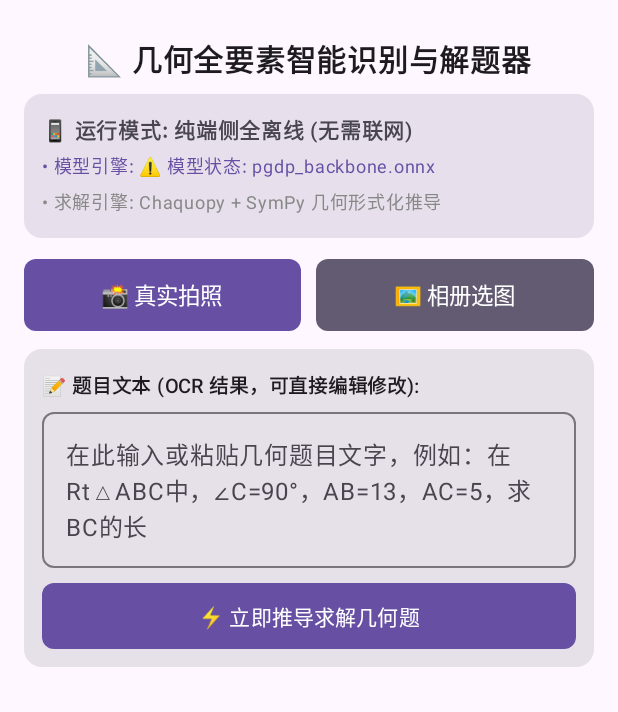
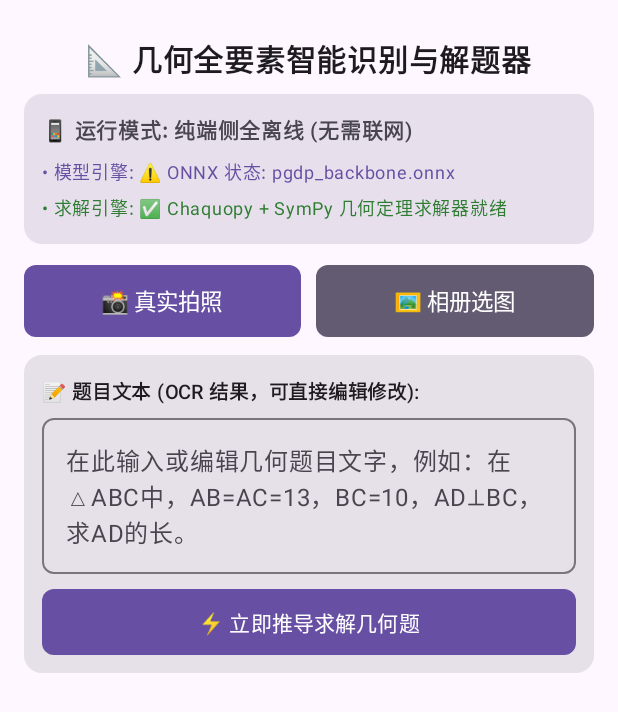
Before and after one commit to alfredhun/PGDPNet-Modern, an Android app built with Jetpack Compose: the screen it shows after launch (MainActivity), after a tap on "⚡ 立即推导求解几何题", on a phone screen of 412 x 824 dp. Shown: the top 712 px of the screen. Run offline under Robolectric (Android 15) with nearby library versions, the phone set to English and light mode, and no system bars; libraries missing offline, so code that uses them is left out: ai.onnxruntime, com.chaquo.python, com.google.mlkit.vision; 6 statements that could not run were skipped.

Commit message:
feat(solver): upgrade to rigorous theorem inference engine with explicit engine status monitoring and multi-stage reasoning

```diff
--- a/android_project/app/src/main/java/com/example/geometrysolver/MainActivity.kt
+++ b/android_project/app/src/main/java/com/example/geometrysolver/MainActivity.kt
@@ -32,6 +32,7 @@ import com.google.mlkit.vision.common.InputImage
 import com.google.mlkit.vision.text.TextRecognition
 import com.google.mlkit.vision.text.chinese.ChineseTextRecognizerOptions
 import kotlinx.coroutines.Dispatchers
+import kotlinx.coroutines.delay
 import kotlinx.coroutines.launch
 import kotlinx.coroutines.withContext
 import org.json.JSONObject
@@ -49,6 +50,8 @@ data class SolveResult(
 class MainActivity : ComponentActivity() {
 
     private var onnxDetector: GeometryOnnxDetector? = null
+    private var onnxStatus by mutableStateOf("⏳ 正在检测 ONNX 几何模型...")
+    private var pythonStatus by mutableStateOf("⏳ 正在检测 Python 求解引擎...")
 
     override fun onCreate(savedInstanceState: Bundle?) {
         super.onCreate(savedInstanceState)
@@ -58,14 +61,26 @@ class MainActivity : ComponentActivity() {
             if (!Python.isStarted()) {
                 Python.start(AndroidPlatform(this))
             }
+            val py = Python.getInstance()
+            val solverModule = py.getModule("geometry_solver")
+            // 探针测试确保 geometry_solver 模块能成功调用
+            solverModule.callAttr("normalize_text", "probe")
+            pythonStatus = "✅ Chaquopy + SymPy 几何定理求解器就绪"
         } catch (e: Throwable) {
+            pythonStatus = "⚠️ Python 启动异常: ${e.localizedMessage ?: e.toString()}"
             e.printStackTrace()
         }
 
         // 2. 初始化 ONNX Runtime 几何特征提取引擎
         try {
             onnxDetector = GeometryOnnxDetector(this)
+            onnxStatus = if (onnxDetector?.isInitialized == true) {
+                "✅ ONNX 特征提取器就绪 (MobileNetV2 / IR v9)"
+            } else {
+                "⚠️ ONNX 状态: ${onnxDetector?.errorMessage ?: "未完成加载"}"
+            }
         } catch (e: Throwable) {
+            onnxStatus = "⚠️ ONNX 启动异常: ${e.localizedMessage ?: e.toString()}"
             e.printStackTrace()
         }
 
@@ -75,13 +90,9 @@ class MainActivity : ComponentActivity() {
                     modifier = Modifier.fillMaxSize(),
                     color = MaterialTheme.colorScheme.background
                 ) {
-                    val statusText = if (onnxDetector?.isInitialized == true) {
-                        "✅ ONNX 模型加载就绪 (IR v9 / MobileNetV2)"
-                    } else {
-                        "⚠️ 模型状态: ${onnxDetector?.errorMessage ?: "未完成加载"}"
-                    }
                     GeometrySolverScreen(
-                        modelStatus = statusText,
+                        onnxStatus = onnxStatus,
+                        pythonStatus = pythonStatus,
                         onnxDetector = onnxDetector
                     )
                 }
@@ -159,7 +170,7 @@ suspend fun solveFromText(ocrText: String): SolveResult = withContext(Dispatcher
             problemType = "推导异常",
             conditions = emptyList(),
             theorems = emptyList(),
-            steps = listOf("错误详情: " + (e.localizedMessage ?: e.toString())),
+            steps = listOf("求解引擎错误详情: " + (e.localizedMessage ?: e.toString())),
             finalAnswer = "计算未完成"
         )
     }
@@ -167,7 +178,8 @@ suspend fun solveFromText(ocrText: String): SolveResult = withContext(Dispatcher
 
 @Composable
 fun GeometrySolverScreen(
-    modelStatus: String = "",
+    onnxStatus: String = "",
+    pythonStatus: String = "",
     onnxDetector: GeometryOnnxDetector? = null
 ) {
     val context = LocalContext.current
@@ -180,6 +192,17 @@ fun GeometrySolverScreen(
     var isProcessing by remember { mutableStateOf(false) }
     var statusStage by remember { mutableStateOf("") }
     var solveResult by remember { mutableStateOf<SolveResult?>(null) }
+
+    // 执行多阶段严密形式化推导流水线
+    suspend fun runReasoningPipeline(text: String) {
+        statusStage = "📐 阶段 1/3: 正在形式化抽取几何图元与已知关系..."
+        delay(250)
+        statusStage = "📖 阶段 2/3: 正在匹配几何公理与定理推理链 (三线合一 / 勾股逆定理 / 垂径定理 / 相似比)..."
+        delay(300)
+        statusStage = "⚡ 阶段 3/3: 正在调用 SymPy 符号代数执行形式化严密推导与验证..."
+        val result = solveFromText(text)
+        solveResult = result
+    }
 
     // 处理新图片流程 (拍照或相册选图后触发)
     fun processImage(bitmap: Bitmap) {
@@ -203,10 +226,8 @@ fun GeometrySolverScreen(
             val ocr = recognizeTextFromBitmap(bitmap)
             recognizedText = ocr
 
-            // 3. 自动定理推导与几何求解
-            statusStage = "⚡ 正在调用 SymPy 形式化几何定理库推导求解..."
-            val result = solveFromText(ocr)
-            solveResult = result
+            // 3. 执行几何定理形式化推导
+            runReasoningPipeline(ocr)
 
             isProcessing = false
             statusStage = ""
@@ -250,7 +271,7 @@ fun GeometrySolverScreen(
             modifier = Modifier.padding(vertical = 8.dp)
         )
 
-        // 状态说明卡片
+        // 状态说明卡片 (实时显示 ONNX 与 Python/SymPy 双引擎真实就绪状态)
         Card(
             modifier = Modifier.fillMaxWidth(),
             shape = RoundedCornerShape(12.dp),
@@ -258,8 +279,9 @@ fun GeometrySolverScreen(
         ) {
             Column(modifier = Modifier.padding(12.dp)) {
                 Text(text = "📱 运行模式: 纯端侧全离线 (无需联网)", fontWeight = FontWeight.SemiBold, fontSize = 14.sp)
-                Text(text = "• 模型引擎: $modelStatus", fontSize = 12.sp, color = MaterialTheme.colorScheme.primary)
-                Text(text = "• 求解引擎: Chaquopy + SymPy 几何形式化推导", fontSize = 12.sp, color = Color.Gray)
+                Spacer(modifier = Modifier.height(4.dp))
+                Text(text = "• 模型引擎: $onnxStatus", fontSize = 12.sp, color = MaterialTheme.colorScheme.primary)
+                Text(text = "• 求解引擎: $pythonStatus", fontSize = 12.sp, color = if (pythonStatus.startsWith("✅")) Color(0xFF2E7D32) else Color.Red)
             }
         }
 
@@ -351,7 +373,7 @@ fun GeometrySolverScreen(
                 OutlinedTextField(
                     value = recognizedText,
                     onValueChange = { recognizedText = it },
-                    placeholder = { Text("在此输入或粘贴几何题目文字，例如：在Rt△ABC中，∠C=90°，AB=13，AC=5，求BC的长") },
+                    placeholder = { Text("在此输入或编辑几何题目文字，例如：在△ABC中，AB=AC=13，BC=10，AD⊥BC，求AD的长。") },
                     modifier = Modifier
                         .fillMaxWidth()
                         .heightIn(min = 90.dp, max = 160.dp),
@@ -363,8 +385,7 @@ fun GeometrySolverScreen(
                     onClick = {
                         scope.launch {
                             isProcessing = true
-                            statusStage = "⚡ 正在推导几何定理求解..."
-                            solveResult = solveFromText(recognizedText)
+                            runReasoningPipeline(recognizedText)
                             isProcessing = false
                             statusStage = ""
                         }
@@ -381,7 +402,7 @@ fun GeometrySolverScreen(
         solveResult?.let { result ->
             Spacer(modifier = Modifier.height(14.dp))
 
-            // 1. 题型与答案卡片
+            // 1. 题型与最终答案卡片
             Card(
                 modifier = Modifier.fillMaxWidth(),
                 shape = RoundedCornerShape(12.dp),
@@ -389,16 +410,16 @@ fun GeometrySolverScreen(
             ) {
                 Column(modifier = Modifier.padding(14.dp)) {
                     Text(
-                        text = "🎯 题型: ${result.problemType}",
+                        text = "🎯 几何模型: ${result.problemType}",
                         color = Color(0xFF2E7D32),
                         fontSize = 14.sp,
                         fontWeight = FontWeight.SemiBold
                     )
-                    Spacer(modifier = Modifier.height(4.dp))
+                    Spacer(modifier = Modifier.height(6.dp))
                     Text(
                         text = "最终答案: ${result.finalAnswer}",
                         color = Color(0xFF1B5E20),
-                        fontSize = 17.sp,
+                        fontSize = 18.sp,
                         fontWeight = FontWeight.Bold
                     )
                 }
@@ -414,9 +435,10 @@ fun GeometrySolverScreen(
                 ) {
                     Column(modifier = Modifier.padding(10.dp)) {
                         if (result.conditions.isNotEmpty()) {
-                            Text(text = "📌 解析已知条件: ${result.conditions.joinToString(" | ")}", fontSize = 12.sp, color = Color.DarkGray)
+                            Text(text = "📌 解析几何条件: ${result.conditions.joinToString(" | ")}", fontSize = 12.sp, color = Color.DarkGray)
                         }
                         if (result.theorems.isNotEmpty()) {
+                            Spacer(modifier = Modifier.height(4.dp))
                             Text(text = "📖 应用定理依据: ${result.theorems.joinToString("; ")}", fontSize = 12.sp, color = MaterialTheme.colorScheme.primary)
                         }
                     }
```
Also changed, not shown: 2 other files.
